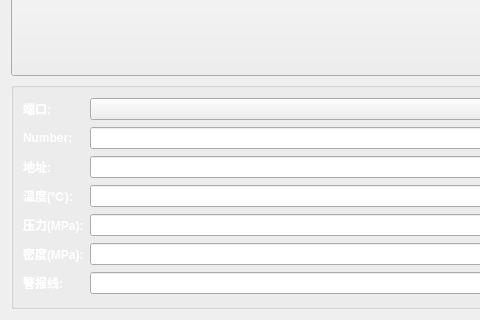
This is SpreadSheet/ui/dashboardform.ui in MelonSuika/EmonitorSys as Qt 5 draws it before an edit; both pictures show x 0 to 480 and y 163 to 483 of the 782 by 483 pixel window. The edited form follows.
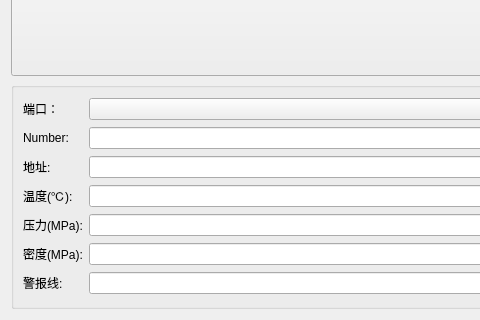
This is the edited form.

```diff
--- a/SpreadSheet/ui/dashboardform.ui
+++ b/SpreadSheet/ui/dashboardform.ui
@@ -66,21 +66,21 @@
             <item row="0" column="0">
              <widget class="QLabel" name="label_7">
               <property name="text">
-               <string>&lt;html&gt;&lt;head/&gt;&lt;body&gt;&lt;p&gt;&lt;span style=&quot; font-weight:600; color:#ffffff;&quot;&gt;端口:&lt;/span&gt;&lt;/p&gt;&lt;/body&gt;&lt;/html&gt;</string>
+               <string>端口：</string>
               </property>
              </widget>
             </item>
             <item row="2" column="0">
              <widget class="QLabel" name="label_address">
               <property name="text">
-               <string>&lt;html&gt;&lt;head/&gt;&lt;body&gt;&lt;p&gt;&lt;span style=&quot; font-weight:600; color:#ffffff;&quot;&gt;地址:&lt;/span&gt;&lt;/p&gt;&lt;/body&gt;&lt;/html&gt;</string>
+               <string>地址:</string>
               </property>
              </widget>
             </item>
             <item row="6" column="0">
              <widget class="QLabel" name="label_alert">
               <property name="text">
-               <string>&lt;html&gt;&lt;head/&gt;&lt;body&gt;&lt;p&gt;&lt;span style=&quot; font-weight:600; color:#ffffff;&quot;&gt;警报线:&lt;/span&gt;&lt;/p&gt;&lt;/body&gt;&lt;/html&gt;</string>
+               <string>警报线:</string>
               </property>
              </widget>
             </item>
@@ -100,7 +100,7 @@
             <item row="5" column="0">
              <widget class="QLabel" name="label_density">
               <property name="text">
-               <string>&lt;html&gt;&lt;head/&gt;&lt;body&gt;&lt;p&gt;&lt;span style=&quot; font-weight:600; color:#ffffff;&quot;&gt;密度(MPa):&lt;/span&gt;&lt;/p&gt;&lt;/body&gt;&lt;/html&gt;</string>
+               <string>密度(MPa):</string>
               </property>
              </widget>
             </item>
@@ -124,21 +124,21 @@
                <string notr="true"/>
               </property>
               <property name="text">
-               <string>&lt;html&gt;&lt;head/&gt;&lt;body&gt;&lt;p&gt;&lt;span style=&quot; font-weight:600; color:#ffffff;&quot;&gt;Number:&lt;/span&gt;&lt;/p&gt;&lt;/body&gt;&lt;/html&gt;</string>
+               <string>Number:</string>
               </property>
              </widget>
             </item>
             <item row="4" column="0">
              <widget class="QLabel" name="label_pressure">
               <property name="text">
-               <string>&lt;html&gt;&lt;head/&gt;&lt;body&gt;&lt;p&gt;&lt;span style=&quot; font-weight:600; color:#ffffff;&quot;&gt;压力(MPa):&lt;/span&gt;&lt;/p&gt;&lt;/body&gt;&lt;/html&gt;</string>
+               <string>压力(MPa):</string>
               </property>
              </widget>
             </item>
             <item row="3" column="0">
              <widget class="QLabel" name="label_temperature">
               <property name="text">
-               <string>&lt;html&gt;&lt;head/&gt;&lt;body&gt;&lt;p&gt;&lt;span style=&quot; font-weight:600; color:#ffffff;&quot;&gt;温度(℃):&lt;/span&gt;&lt;/p&gt;&lt;/body&gt;&lt;/html&gt;</string>
+               <string>温度(℃):</string>
               </property>
              </widget>
             </item>
```
